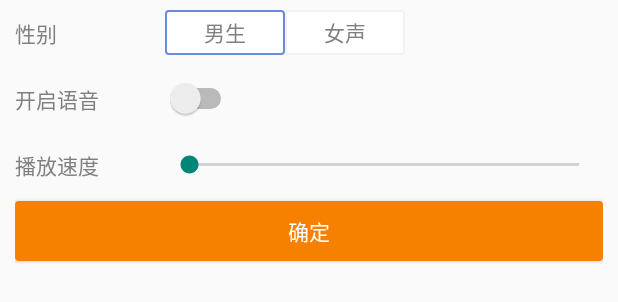
After one commit to MaGuiSen/ChatBot, an Android app: the layout layout_speech_setting.xml on its own in the app's theme, with its tools: preview values and no code run, on a phone screen of 412 x 824 dp. The commit adds this screen. Shown: the top 302 px of the screen. Run offline under Robolectric (Android 15) with nearby library versions, the light colour scheme and no system bars; network calls fail.

Commit message:
添加科大讯飞语音

```diff
--- a/app/src/main/java/com/eping/chatbot/ChatBotActivity.java
+++ b/app/src/main/java/com/eping/chatbot/ChatBotActivity.java
@@ -12,6 +12,7 @@ import android.widget.Toast;
 import lib.third.speech.IflyTTSModule;
 import lib.widget.BotWebView;
 import lib.widget.ChatBotInputView;
+import lib.widget.SpeechSettingDialog;
 
 public class ChatBotActivity extends AppCompatActivity {
     private BotWebView web_view;
--- /dev/null
+++ b/app/src/main/res/drawable/round_rect_white_a_border_blue_a.xml
@@ -0,0 +1,17 @@
+<?xml version="1.0" encoding="utf-8"?>
+<!-- 圆角矩形 主题颜色-->
+<shape xmlns:android="http://schemas.android.com/apk/res/android"
+    android:shape="rectangle" >
+
+    <!-- 填充颜色 -->
+    <solid android:color="@color/theme_color_white_a" >
+    </solid>
+    <!-- 线的宽度，颜色灰色 -->
+    <stroke
+        android:width="1dp"
+        android:color="@color/theme_color_blue_a" >
+    </stroke>
+    <!-- 矩形的圆角半径 -->
+    <corners android:radius="2dp" />
+
+</shape>
--- /dev/null
+++ b/app/src/main/res/layout/layout_speech_setting.xml
@@ -0,0 +1,116 @@
+<?xml version="1.0" encoding="utf-8"?>
+<LinearLayout xmlns:android="http://schemas.android.com/apk/res/android"
+    android:orientation="vertical" android:layout_width="match_parent"
+    android:layout_height="match_parent">
+
+    <LinearLayout
+        android:layout_width="match_parent"
+        android:layout_height="44dp"
+        android:gravity="center_vertical"
+        android:orientation="horizontal"
+        android:paddingLeft="10dp"
+        android:paddingRight="10dp">
+
+        <TextView
+            android:layout_width="100dp"
+            android:layout_height="wrap_content"
+            android:text="性别"
+            android:textColor="#808080" />
+
+        <LinearLayout
+            android:layout_width="match_parent"
+            android:layout_height="30dp"
+            android:orientation="horizontal">
+
+            <TextView
+                android:id="@+id/txt_boy"
+                android:layout_width="80dp"
+                android:layout_height="match_parent"
+                android:background="@drawable/round_rect_white_a_border_blue_a"
+                android:gravity="center"
+                android:text="男生"
+                android:textColor="#808080" />
+
+            <TextView
+                android:id="@+id/txt_girl"
+                android:layout_width="80dp"
+                android:layout_height="match_parent"
+                android:background="@drawable/round_rect_white_a_border_gray_a"
+                android:gravity="center"
+                android:text="女声"
+                android:textColor="#808080" />
+        </LinearLayout>
+
+    </LinearLayout>
+
+    <LinearLayout
+        android:paddingLeft="10dp"
+        android:paddingRight="10dp"
+        android:gravity="center_vertical"
+        android:layout_width="match_parent"
+        android:layout_height="44dp"
+        android:orientation="horizontal">
+        <TextView
+            android:textColor="#808080"
+            android:layout_width="100dp"
+            android:layout_height="wrap_content"
+            android:text="开启语音"/>
+
+        <LinearLayout
+            android:layout_width="match_parent"
+            android:layout_height="wrap_content"
+            android:orientation="horizontal">
+
+            <Switch
+                android:gravity="left"
+                android:id="@+id/switch_open"
+                android:layout_width="wrap_content"
+                android:layout_height="wrap_content"/>
+        </LinearLayout>
+
+    </LinearLayout>
+
+
+    <LinearLayout
+        android:paddingLeft="10dp"
+        android:paddingRight="10dp"
+        android:gravity="center_vertical"
+        android:layout_width="match_parent"
+        android:layout_height="44dp"
+        android:orientation="horizontal">
+        <TextView
+            android:textColor="#808080"
+            android:layout_width="100dp"
+            android:layout_height="wrap_content"
+            android:text="播放速度"/>
+
+        <LinearLayout
+            android:layout_width="match_parent"
+            android:layout_height="wrap_content"
+            android:orientation="horizontal">
+            <SeekBar
+                android:id="@+id/seek_bar"
+                android:layout_width="match_parent"
+                android:layout_height="wrap_content" />
+        </LinearLayout>
+
+    </LinearLayout>
+
+    <LinearLayout
+        android:paddingLeft="10dp"
+        android:paddingRight="10dp"
+        android:gravity="center_vertical"
+        android:layout_width="match_parent"
+        android:layout_height="44dp"
+        android:orientation="horizontal">
+        <Button
+            android:id="@+id/btn_commit"
+            android:textSize="14sp"
+            android:textColor="@color/theme_color_white_a"
+            android:background="@drawable/selector_bg_orange_a_b"
+            android:text="确定"
+            android:layout_width="match_parent"
+            android:layout_height="40dp" />
+    </LinearLayout>
+
+</LinearLayout>
--- a/app/src/main/res/values/colors.xml
+++ b/app/src/main/res/values/colors.xml
@@ -11,6 +11,8 @@
 
     <!-- 主题绿色，abc..不代表等级-->
     <color name="theme_color_green_a">#ff01aa94</color>
+    <!--主题蓝色，abc..不代表等级-->
+    <color name="theme_color_blue_a">#ff6c8ad9</color>
     <!--主题灰色，abc..不代表等级-->
     <color name="theme_color_gray_a">#fff2f2f2</color>
     <color name="theme_color_gray_b">#ffb3b3b3</color>
```
Also changed, not shown: app/src/main/java/lib/widget/BottomInDialog.java (added, +48 -0 lines), app/src/main/java/lib/widget/ChatBotInputView.java (+15 -0 lines), app/src/main/java/lib/widget/SpeechSettingDialog.java (added, +88 -0 lines), app/src/main/res/layout/layout_chatbot_input.xml (+19 -0 lines), app/src/main/res/values/styles.xml (+14 -0 lines).
